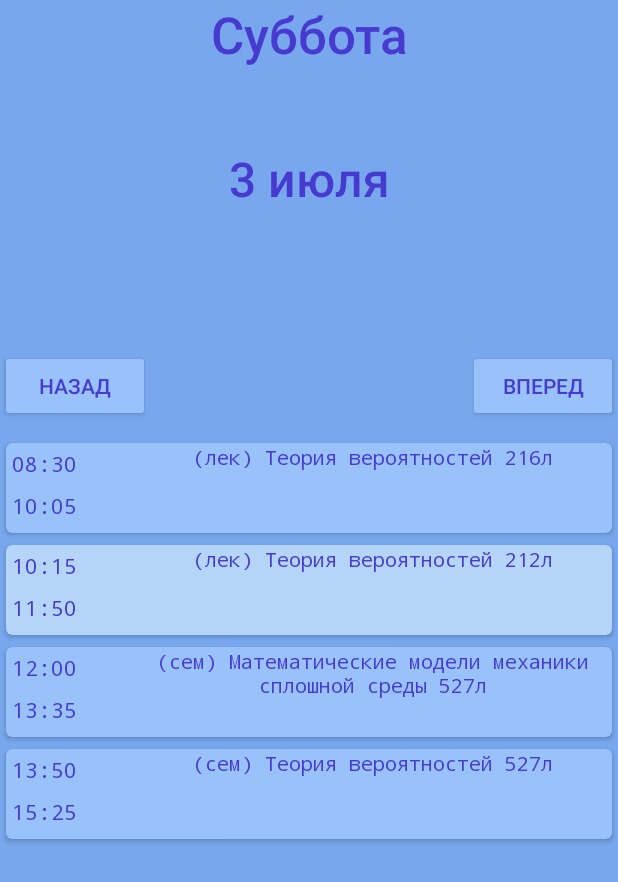
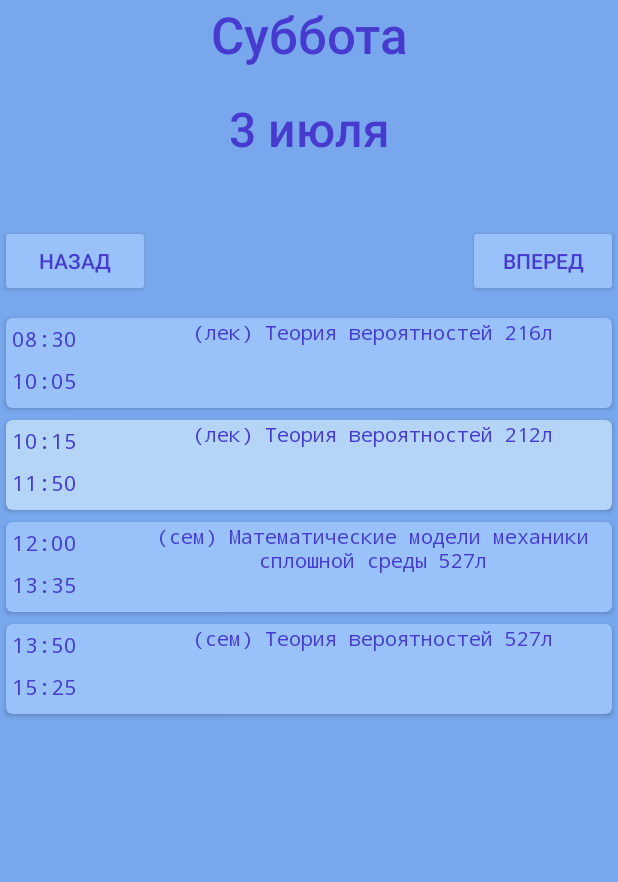
Before and after one commit to avelycure/MyTimetable, an Android app: the screen it shows after launch (MainActivity), after a tap on "ВПЕРЕД", on a phone screen of 412 x 824 dp. Shown: the top 882 px of the screen. Run offline under Robolectric (Android 15) with nearby library versions, the phone set to English and light mode, and no system bars; 1 other tap on this screen came first.

```diff
--- a/app/src/main/java/com/bignerdranch/android/mytimetable/MainActivity.java
+++ b/app/src/main/java/com/bignerdranch/android/mytimetable/MainActivity.java
@@ -1,8 +1,8 @@
 package com.bignerdranch.android.mytimetable;
 
 import androidx.appcompat.app.AppCompatActivity;
-import androidx.fragment.app.FragmentManager;
-import androidx.fragment.app.FragmentTransaction;
+import androidx.recyclerview.widget.LinearLayoutManager;
+import androidx.recyclerview.widget.RecyclerView;
 
 import android.content.Context;
 import android.os.Bundle;
@@ -14,16 +14,12 @@ import android.widget.TextView;
 
 import com.bignerdranch.android.mytimetable.model.Time;
 import com.bignerdranch.android.mytimetable.timetable.Timetable;
-import com.bignerdranch.android.mytimetable.util.OnSwipeTouchListener;
+import com.bignerdranch.android.mytimetable.util.AdapterForCards;
 
 public class MainActivity extends AppCompatActivity {
     private final int USERID = 6000;
     private Time time;
 
-    TimeTableFragment myFragment;
-    FragmentManager fragmentManager;
-    FragmentTransaction fragmentTransaction;
-    LinearLayout linearLayoutMain;
     LinearLayout linearLayoutContainer;
     private TextView myDate1;
     private TextView myDate2;
@@ -44,35 +40,22 @@ public class MainActivity extends AppCompatActivity {
 
         setListeners(this);
 
-        hideSystemUI();
         ShowWeekDay(this);
+
+        RecyclerView myrec = (RecyclerView) findViewById(R.id.time_recycler);
+        LinearLayoutManager layoutManager = new LinearLayoutManager(this);
+        myrec.setLayoutManager(layoutManager);
+
+        AdapterForCards adapter = new AdapterForCards(time, this);
+        myrec.setAdapter(adapter);
     }
 
     //Getting referencies to all components of activity
     public void getReferences() {
-
         myDate1 = findViewById(R.id.date_text1);
         myDate2 = findViewById(R.id.date_text2);
         btnBack = findViewById(R.id.date_back);
         btnNext = findViewById(R.id.date_next);
-        linearLayoutMain = findViewById(R.id.layout_main);
-        linearLayoutContainer = findViewById(R.id.container);
-
-        //Получаем ссылку на фрагмент и вставляем его в активность
-        fragmentManager = getSupportFragmentManager();
-        myFragment = new TimeTableFragment(time);
-        fragmentTransaction = fragmentManager.beginTransaction();
-        fragmentTransaction.add(R.id.container, myFragment);
-        fragmentTransaction.commit();
-    }
-
-    public void updateFragment() {
-        fragmentManager = getSupportFragmentManager();
-        fragmentTransaction = fragmentManager.beginTransaction();
-        fragmentTransaction.remove(myFragment);
-        myFragment = new TimeTableFragment(time);
-        fragmentTransaction.add(R.id.container, myFragment);
-        fragmentTransaction.commit();
     }
 
     //Setting date and day of week
@@ -89,7 +72,6 @@ public class MainActivity extends AppCompatActivity {
                 checkForWeekDay();
                 time.ChangeMyCalendar(-1);
                 setText();
-                updateFragment();//Обновление фрагмента после изменения даты
                 ShowWeekDay(context);
             }
         });
@@ -100,49 +82,14 @@ public class MainActivity extends AppCompatActivity {
                 checkForWeekDay();
                 time.ChangeMyCalendar(1);
                 setText();
-                updateFragment();
                 ShowWeekDay(context);
             }
         });
-
-        linearLayoutMain.setOnTouchListener(new OnSwipeTouchListener(this, btnBack, btnNext));
-        linearLayoutContainer.setOnTouchListener(new OnSwipeTouchListener(this, btnBack, btnNext));
     }
-
-    @Override
-    public void onWindowFocusChanged(boolean hasFocus) {
-        super.onWindowFocusChanged(hasFocus);
-        if (hasFocus) {
-            hideSystemUI();
-        }
-    }
-
-    private void hideSystemUI() {
-        View decorView = getWindow().getDecorView();
-        decorView.setSystemUiVisibility(
-                View.SYSTEM_UI_FLAG_IMMERSIVE
-                        // Set the content to appear under the system bars so that the
-                        // content doesn't resize when the system bars hide and show.
-                        | View.SYSTEM_UI_FLAG_LAYOUT_STABLE
-                        | View.SYSTEM_UI_FLAG_LAYOUT_HIDE_NAVIGATION
-                        | View.SYSTEM_UI_FLAG_LAYOUT_FULLSCREEN
-                        // Hide the nav bar and status bar
-                        | View.SYSTEM_UI_FLAG_HIDE_NAVIGATION
-                        | View.SYSTEM_UI_FLAG_FULLSCREEN);
-    }
-
-    private void showSystemUI() {
-        View decorView = getWindow().getDecorView();
-        decorView.setSystemUiVisibility(
-                View.SYSTEM_UI_FLAG_LAYOUT_STABLE
-                        | View.SYSTEM_UI_FLAG_LAYOUT_HIDE_NAVIGATION
-                        | View.SYSTEM_UI_FLAG_LAYOUT_FULLSCREEN);
-    }
-
 
     private void ShowWeekDay(Context context) {
         if (time.getWeekType() == 0 && Timetable.lessonsCh[time.getDayOfWeekNum()].length == 0 ||
-            time.getWeekType() == 1 && Timetable.lessonsZn[time.getDayOfWeekNum()].length == 0) {
+                time.getWeekType() == 1 && Timetable.lessonsZn[time.getDayOfWeekNum()].length == 0) {
             tvWeekDay = findViewById(USERID);
             if (tvWeekDay != null) {
                 linearLayoutContainer.removeView(tvWeekDay);
@@ -164,7 +111,7 @@ public class MainActivity extends AppCompatActivity {
 
     private void checkForWeekDay() {
         if (time.getWeekType() == 0 && Timetable.lessonsCh[time.getDayOfWeekNum()].length == 0 ||
-            time.getWeekType() == 1 && Timetable.lessonsZn[time.getDayOfWeekNum()].length == 0) {
+                time.getWeekType() == 1 && Timetable.lessonsZn[time.getDayOfWeekNum()].length == 0) {
             tvWeekDay = findViewById(USERID);
             if (tvWeekDay != null) {
                 linearLayoutContainer.removeView(tvWeekDay);
--- a/app/src/main/java/com/bignerdranch/android/mytimetable/TimeTableFragment.java
+++ b/app/src/main/java/com/bignerdranch/android/mytimetable/TimeTableFragment.java
@@ -16,20 +16,12 @@ import com.bignerdranch.android.mytimetable.util.AdapterForCards;
 
 public class TimeTableFragment extends Fragment {
     Time fragTime;
-    @Override
+    /*@Override
     public View onCreateView(LayoutInflater inflater, ViewGroup container,
                              Bundle savedInstanceState) {
-       RecyclerView myrec = (RecyclerView)inflater.inflate(
-                R.layout.fragment_time_table, container, false);
-        AdapterForCards adapter = new AdapterForCards(fragTime, getContext());
 
-        if (adapter.getItemCount() != 0){
-            myrec.setAdapter(adapter);
-            LinearLayoutManager layoutManager = new LinearLayoutManager(getActivity());
-            myrec.setLayoutManager(layoutManager);
-        }
-        return myrec;
-    }
+        return ;
+    }*/
     public TimeTableFragment(Time time){
         this.fragTime = time;
     }
--- a/app/src/main/res/layout/activity_main.xml
+++ b/app/src/main/res/layout/activity_main.xml
@@ -7,31 +7,27 @@
     tools:context=".MainActivity"
     android:orientation="vertical"
     android:id="@+id/layout_main"
-    android:clickable="true"
     android:background="@color/colorLayoutMain">
     <TextView
         style="@style/TextAppearance.AppCompat.Title"
         android:layout_width="match_parent"
-        android:layout_height="match_parent"
+        android:layout_height="64dp"
         android:id="@+id/date_text2"
-        android:layout_weight="2.5"
         android:textAlignment="center"
         android:textSize="34sp"
         android:textColor="@color/colortextViewMain"/>
     <TextView
         style="@style/TextAppearance.AppCompat.Title"
         android:layout_width="match_parent"
-        android:layout_height="match_parent"
+        android:layout_height="64dp"
         android:id="@+id/date_text1"
-        android:layout_weight="2.5"
         android:textAlignment="center"
         android:textSize="32sp"
         android:textColor="@color/colortextViewMain"/>
     <FrameLayout
         android:layout_width="match_parent"
-        android:layout_height="match_parent"
-        android:orientation="horizontal"
-        android:layout_weight="2.5">
+        android:layout_height="80dp"
+        android:orientation="horizontal">
         <Button
             android:layout_width="100dp"
             android:layout_height="wrap_content"
@@ -51,11 +47,10 @@
             android:textColor="@color/colortextViewMain"
             style="@style/Widget.AppCompat.Button.Colored" />
         </FrameLayout>
-    <LinearLayout
-        android:orientation="vertical"
-        android:id="@+id/container"
+    <androidx.recyclerview.widget.RecyclerView
+        xmlns:android="http://schemas.android.com/apk/res/android"
+        android:id="@+id/time_recycler"
         android:layout_width="match_parent"
         android:layout_height="match_parent"
-        android:layout_weight="1"
-        android:layout_gravity="bottom"/>
+        android:scrollbars="vertical" />
 </LinearLayout>
```
